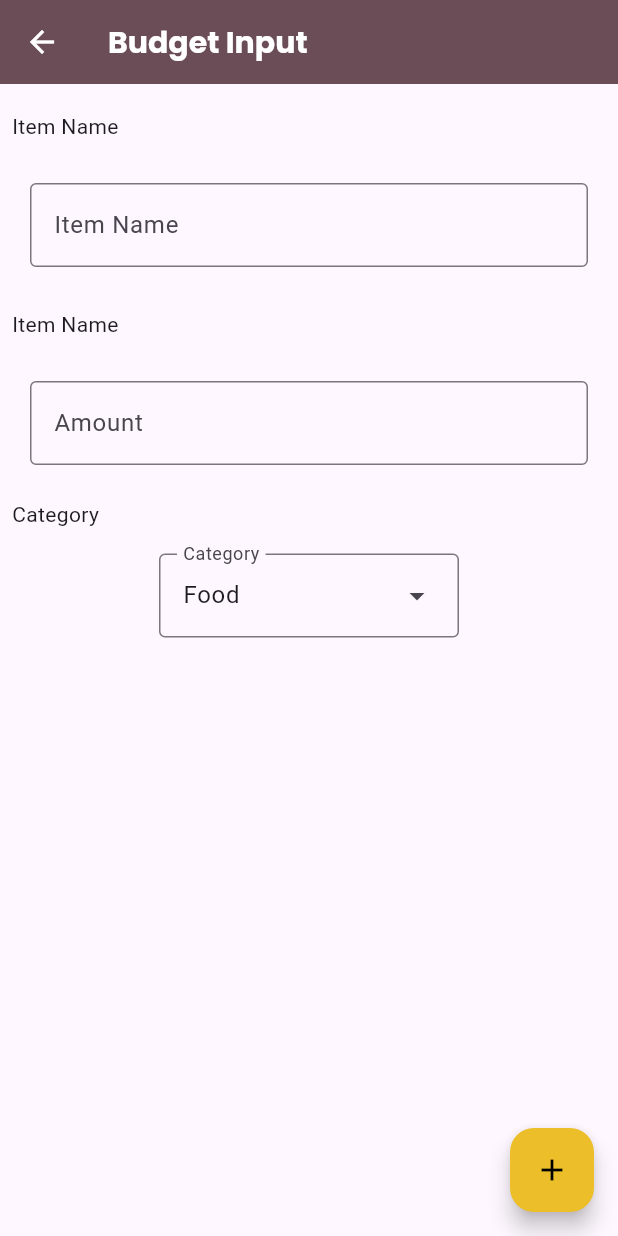
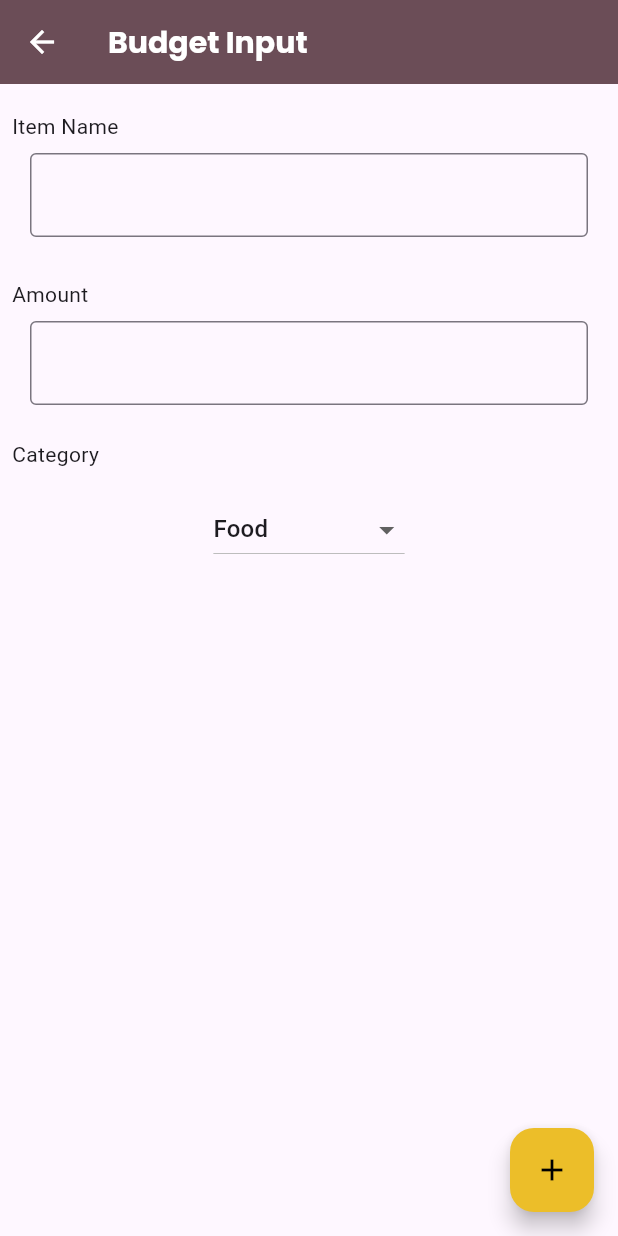
Before and after one commit to christiandarvs/SmartCents-App, a Flutter app: the BudgetInputScreen screen opened directly, on a phone screen of 412 x 824 dp. Run offline on Flutter 3.47's test engine with Material 3 defaults, Android fonts, the phone set to English and light mode, and no system bars; our stand-ins replace auto_size_text, device_info_plus, fl_chart, google_fonts, introduction_screen, lottie and 4 more; missing offline and left inert: sklite; accounts and stored records are empty.

Commit message:
add changes

```diff
--- a/lib/providers/budget_provider.dart
+++ b/lib/providers/budget_provider.dart
@@ -1,26 +1,31 @@
 import 'package:flutter/material.dart';
-import '../models/budget_item.dart';
 
-class BudgetProvider with ChangeNotifier {
-  final List<BudgetItem> _items = [];
+class BudgetProvider extends ChangeNotifier {
+  String _itemName = '';
+  String _amount = '';
+  String _category = 'Food';
 
-  List<BudgetItem> get items => _items;
+  String get itemName => _itemName;
+  String get amount => _amount;
+  String get category => _category;
 
-  double get totalBudget => _items.fold(0, (sum, item) => sum + item.amount);
-
-  void addItem(String name, double amount) {
-    _items.add(BudgetItem(name: name, amount: amount));
+  void setItemName(String name) {
+    _itemName = name;
     notifyListeners();
   }
 
-  void removeItem(int index) {
-    _items.removeAt(index);
+  void setAmount(String amt) {
+    _amount = amt;
     notifyListeners();
   }
 
-  void loadBudgets() {
-    // Load budgets from persistent storage or any source
-    // Notify listeners after loading if necessary
+  void setCategory(String cat) {
+    _category = cat;
+    notifyListeners();
+  }
+
+  void submitData() {
+    // Handle submission logic here
     notifyListeners();
   }
 }
--- a/lib/screens/budget_input_screen.dart
+++ b/lib/screens/budget_input_screen.dart
@@ -1,24 +1,22 @@
 import 'package:flutter/material.dart';
+import 'package:provider/provider.dart';
+import 'package:smartcents/providers/budget_provider.dart';
 
 class BudgetInputScreen extends StatelessWidget {
   const BudgetInputScreen({super.key});
 
   @override
   Widget build(BuildContext context) {
-    TextEditingController itemName = TextEditingController();
     return SafeArea(
       child: Scaffold(
-        resizeToAvoidBottomInset:
-            false, // Prevent FAB from moving when keyboard appears
+        resizeToAvoidBottomInset: false,
         appBar: AppBar(
           title: const Text('Budget Input'),
         ),
-        body: const Column(
+        body: Column(
           children: [
-            SizedBox(
-              height: 10,
-            ),
-            Padding(
+            const SizedBox(height: 10),
+            const Padding(
               padding: EdgeInsets.all(8.0),
               child: Align(
                 alignment: Alignment.centerLeft,
@@ -26,38 +24,50 @@ class BudgetInputScreen extends StatelessWidget {
               ),
             ),
             Padding(
-              padding: EdgeInsets.only(right: 20, left: 20, top: 20),
-              child: TextField(
+              padding: const EdgeInsets.symmetric(horizontal: 20),
+              child: Consumer<BudgetProvider>(
+                builder: (context, budgetProvider, child) {
+                  return TextField(
                     textInputAction: TextInputAction.next,
                     keyboardType: TextInputType.text,
-                decoration: InputDecoration(
-                  labelText: 'Item Name',
+                    decoration: const InputDecoration(
+                      // labelText: 'Item Name',
                       border: OutlineInputBorder(),
                     ),
+                    onChanged: (value) {
+                      budgetProvider.setItemName(value);
+                    },
+                  );
+                },
               ),
             ),
-            SizedBox(
-              height: 20,
-            ),
-            Padding(
+            const SizedBox(height: 20),
+            const Padding(
               padding: EdgeInsets.all(8.0),
               child: Align(
                 alignment: Alignment.centerLeft,
-                child: Text('Item Name'),
+                child: Text('Amount'),
               ),
             ),
             Padding(
-              padding: EdgeInsets.only(right: 20, left: 20, top: 20),
-              child: TextField(
-                decoration: InputDecoration(
-                  labelText: 'Amount',
+              padding: const EdgeInsets.symmetric(horizontal: 20),
+              child: Consumer<BudgetProvider>(
+                builder: (context, budgetProvider, child) {
+                  return TextField(
+                    decoration: const InputDecoration(
+                      // labelText: 'Amount',
                       border: OutlineInputBorder(),
                     ),
                     keyboardType: TextInputType.number,
+                    onChanged: (value) {
+                      budgetProvider.setAmount(value);
+                    },
+                  );
+                },
               ),
             ),
-            SizedBox(height: 15),
-            Padding(
+            const SizedBox(height: 15),
+            const Padding(
               padding: EdgeInsets.all(8.0),
               child: Align(
                 alignment: Alignment.centerLeft,
@@ -65,34 +75,48 @@ class BudgetInputScreen extends StatelessWidget {
               ),
             ),
             Padding(
-              padding: EdgeInsets.all(8),
-              child: DropdownMenu(
-                label: Text('Category'),
-                initialSelection: 'Food',
-                dropdownMenuEntries: [
-                  DropdownMenuEntry(value: 'Food', label: 'Food'),
-                  DropdownMenuEntry(value: 'Transport', label: 'Transport'),
-                  DropdownMenuEntry(
-                      value: 'Entertainment', label: 'Entertainment'),
-                  DropdownMenuEntry(value: 'Utilities', label: 'Utilities'),
-                  DropdownMenuEntry(value: 'Health', label: 'Health'),
+              padding: const EdgeInsets.all(8),
+              child: Consumer<BudgetProvider>(
+                builder: (context, budgetProvider, child) {
+                  return DropdownButton<String>(
+                    value: budgetProvider.category,
+                    onChanged: (value) {
+                      if (value != null) {
+                        budgetProvider.setCategory(value);
+                      }
+                    },
+                    items: const [
+                      DropdownMenuItem(value: 'Food', child: Text('Food')),
+                      DropdownMenuItem(
+                          value: 'Transport', child: Text('Transport')),
+                      DropdownMenuItem(
+                          value: 'Entertainment', child: Text('Entertainment')),
+                      DropdownMenuItem(
+                          value: 'Utilities', child: Text('Utilities')),
+                      DropdownMenuItem(value: 'Health', child: Text('Health')),
                     ],
-                width: 200,
+                  );
+                },
               ),
             ),
           ],
         ),
-        floatingActionButton: FloatingActionButton(
+        floatingActionButton: Consumer<BudgetProvider>(
+          builder: (context, budgetProvider, child) {
+            return FloatingActionButton(
               onPressed: () {
                 ScaffoldMessenger.of(context).showSnackBar(
-              const SnackBar(
-                content: Text('data'),
+                  SnackBar(
+                    content: Text(
+                        'Item: ${budgetProvider.itemName}, Amount: ${budgetProvider.amount}, Category: ${budgetProvider.category}'),
                     behavior: SnackBarBehavior.floating,
                   ),
                 );
-            debugPrint(itemName.text);
+                budgetProvider.submitData();
               },
               child: const Icon(Icons.add),
+            );
+          },
         ),
       ),
     );
--- a/lib/widgets/balance_card.dart
+++ b/lib/widgets/balance_card.dart
@@ -1,6 +1,5 @@
 import 'package:flutter/material.dart';
 import 'package:google_fonts/google_fonts.dart';
-import 'package:smartcents/constants/colors.dart';
 
 class BalanceCard extends StatelessWidget {
   const BalanceCard({super.key});
```
Also changed, not shown: lib/screens/budget_screen.dart (+6 -1 lines), lib/screens/courses.dart (+54 -4 lines), lib/screens/financial_planning.dart (deleted, +0 -79 lines), lib/screens/no_budget_data.dart (added, +27 -0 lines), lib/screens/survey.dart (+10 -4 lines), assets/images/Financial_Scams.png. Lines whose indentation alone changed are shown as unchanged.
